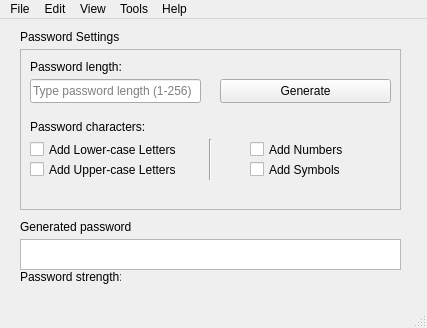
First picture: the form in safepass.ui, repository Yovsky/SafePass, before the edit.
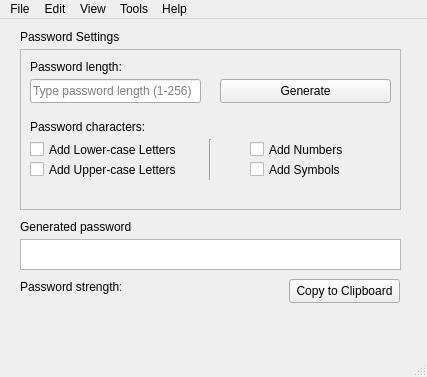
Second picture: the form after the edit.

Commit message: Added the Password Checker tool and Copy to clipboard feature.

```diff
--- a/safepass.ui
+++ b/safepass.ui
@@ -7,7 +7,7 @@
     <x>0</x>
     <y>0</y>
     <width>427</width>
-    <height>328</height>
+    <height>377</height>
    </rect>
   </property>
   <property name="windowTitle">
@@ -199,7 +199,7 @@
     <property name="geometry">
      <rect>
       <x>20</x>
-      <y>250</y>
+      <y>260</y>
       <width>101</width>
       <height>16</height>
      </rect>
@@ -212,7 +212,7 @@
     <property name="geometry">
      <rect>
       <x>130</x>
-      <y>250</y>
+      <y>260</y>
       <width>111</width>
       <height>16</height>
      </rect>
@@ -221,6 +221,32 @@
      <string/>
     </property>
    </widget>
+   <widget class="QPushButton" name="pushButton_2">
+    <property name="geometry">
+     <rect>
+      <x>289</x>
+      <y>260</y>
+      <width>111</width>
+      <height>24</height>
+     </rect>
+    </property>
+    <property name="text">
+     <string>Copy to Clipboard</string>
+    </property>
+   </widget>
+   <widget class="QLabel" name="is_copied">
+    <property name="geometry">
+     <rect>
+      <x>318</x>
+      <y>290</y>
+      <width>51</width>
+      <height>20</height>
+     </rect>
+    </property>
+    <property name="text">
+     <string/>
+    </property>
+   </widget>
   </widget>
   <widget class="QMenuBar" name="menubar">
    <property name="geometry">
```
Left out of the diff: 4 changed lines with no effect on the pictures. The commit also changes 6 other files.
